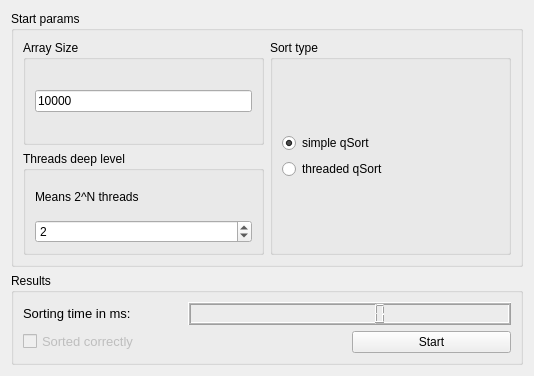
Before: the Qt Designer form threadsSupremacy/researchWidget.ui in Esenin/experiments, drawn with Qt 5.
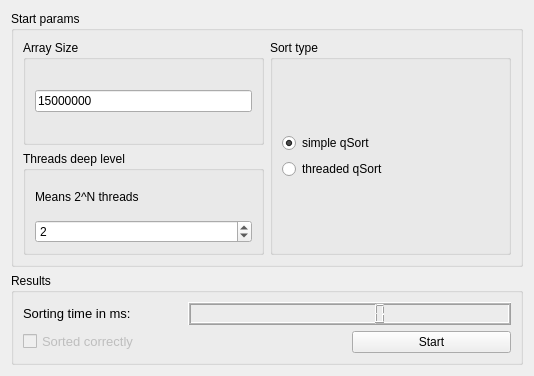
After: the same form once the commit is applied.

Patch:
```diff
--- a/threadsSupremacy/researchWidget.ui
+++ b/threadsSupremacy/researchWidget.ui
@@ -35,7 +35,7 @@
          <item row="0" column="0">
           <widget class="QLineEdit" name="arrSizeEdit">
            <property name="text">
-            <string>10000</string>
+            <string>15000000</string>
            </property>
            <property name="maxLength">
             <number>9</number>
```
Left out of the diff: 2 changed lines with no effect on the pictures.
